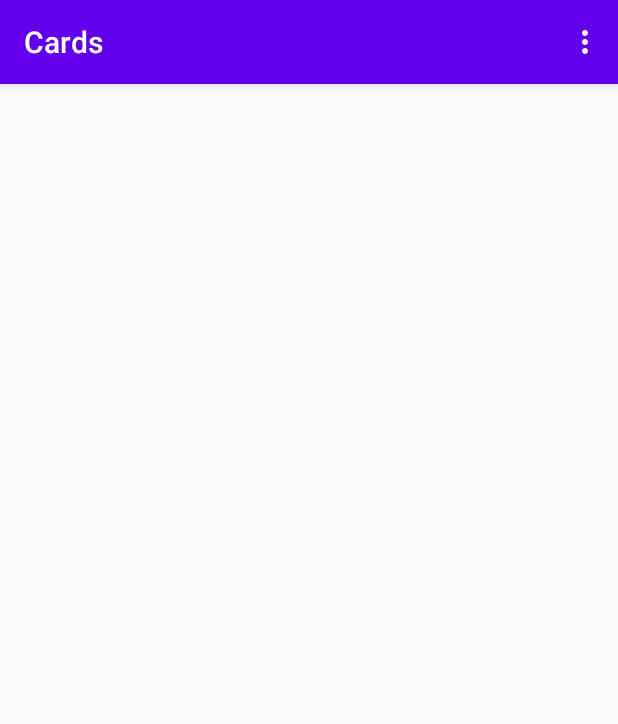
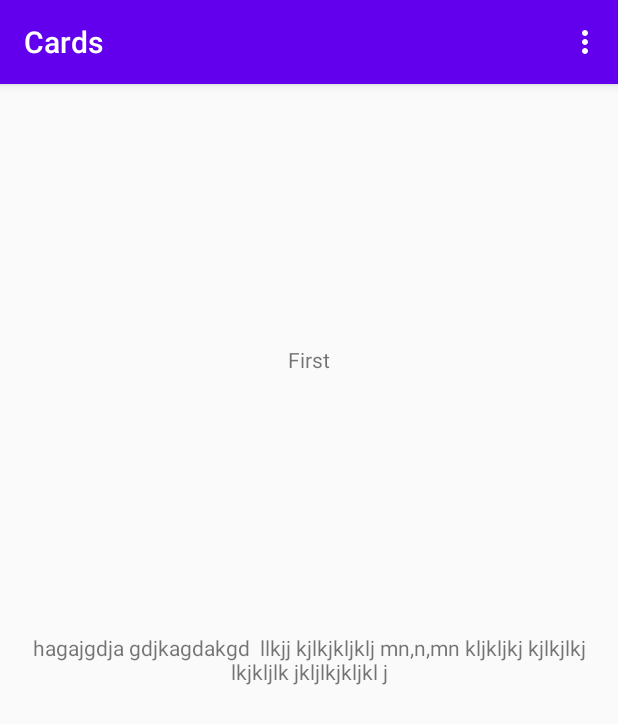
Before and after one commit to mkizhevsk/MySpace, an Android app: the CardActivity screen opened directly, with no data from a screen before it, in the options menu, after a tap on "delete", on a phone screen of 412 x 824 dp. Shown: the top 724 px of the screen. Run offline under Robolectric (Android 15) with nearby library versions, the light colour scheme and no system bars; 6 statements that could not run were skipped.

Commit message:
retrofit restored and activity for card

```diff
--- a/app/src/main/AndroidManifest.xml
+++ b/app/src/main/AndroidManifest.xml
@@ -4,6 +4,7 @@
 
     <uses-permission android:name="android.permission.WRITE_EXTERNAL_STORAGE" />
     <uses-permission android:name="android.permission.READ_EXTERNAL_STORAGE" />
+    <uses-permission android:name="android.permission.INTERNET"/>
 
     <application
         android:allowBackup="true"
--- a/app/src/main/java/com/example/myspace/CardActivity.java
+++ b/app/src/main/java/com/example/myspace/CardActivity.java
@@ -9,8 +9,11 @@ import android.os.IBinder;
 import android.util.Log;
 import android.view.Menu;
 import android.view.MenuItem;
+import android.view.View;
 import android.widget.ArrayAdapter;
+import android.widget.LinearLayout;
 import android.widget.Spinner;
+import android.widget.TextView;
 
 import androidx.annotation.Nullable;
 import androidx.appcompat.app.AppCompatActivity;
@@ -21,11 +24,16 @@ import com.example.myspace.data.entity.Card;
 import com.example.myspace.data.entity.Contact;
 
 import java.time.LocalDate;
+import java.util.Collections;
 import java.util.List;
 
 public class CardActivity extends AppCompatActivity {
 
     BaseService baseService;
+
+    LinearLayout frontBackExampleLayout;
+    TextView firstTextView;
+    TextView secondTextView;
 
     private static final String TAG = "MainActivity";
 
@@ -34,6 +42,10 @@ public class CardActivity extends AppCompatActivity {
         super.onCreate(savedInstanceState);
         setContentView(R.layout.activity_card);
         this.setTitle("Cards");
+
+        frontBackExampleLayout = (LinearLayout) findViewById(R.id.frontBackExampleLayout);
+        firstTextView = (TextView)findViewById(R.id.frontBackTextView);
+        secondTextView = (TextView)findViewById(R.id.exampleTextView);
 
         Intent intent = new Intent(this, BaseService.class);
         bindService(intent, serviceConnection, Context.BIND_AUTO_CREATE);
@@ -45,6 +57,20 @@ public class CardActivity extends AppCompatActivity {
             BaseService.LocalBinder binder = (BaseService.LocalBinder) service;
             baseService = binder.getService();
 
+            List<Card> cardList = baseService.getCards();
+            Collections.shuffle(cardList);
+            for(Card tempCard : cardList) {
+                Log.d(TAG, tempCard.print());
+            }
+
+            frontBackExampleLayout.setOnClickListener(new View.OnClickListener() {
+                @Override
+                public void onClick(View v) {
+                    Log.d(TAG, "pressed");
+                    secondTextView.setText("hagajgdja gdjkagdakgd  llkjj kjlkjkljklj mn,n,mn kljkljkj kjlkjlkj lkjkljlk jkljlkjkljkl j");
+                }
+            });
+
             Log.d(TAG, "CardActivity  onServiceConnected");
         }
 
@@ -53,6 +79,14 @@ public class CardActivity extends AppCompatActivity {
             Log.d(TAG, "CardActivity  onServiceDisconnected");
         }
     };
+
+    public void doFrontBack(View view) {
+
+    }
+
+    public void doExample(View view) {
+
+    }
 
     // top right menu
     public  boolean onCreateOptionsMenu(Menu menu) {
@@ -87,16 +121,16 @@ public class CardActivity extends AppCompatActivity {
 
                 break;
             case 3:
-//                baseService.deleteCard(1);
-                InOut.getInstance().getCards();
+                baseService.deleteCard(1);
+//                List<Card> cards = InOut.getInstance().getCards();
+//                for(Card tempCard : cards) {
+//                    baseService.insertCard(tempCard);
+//                }
 
                 break;
             case 4:
                 List<Card> cardList = baseService.getCards();
                 Log.d(TAG, "cards: " + cardList.size());
-                for(Card tempCard : cardList) {
-                    Log.d(TAG, tempCard.print());
-                }
 
                 break;
         }
--- a/app/src/main/java/com/example/myspace/data/InOut.java
+++ b/app/src/main/java/com/example/myspace/data/InOut.java
@@ -77,7 +77,8 @@ public class InOut {
 
             String st = (result[4].replace(" ", ""));
 
-            cards.add(new Card(LocalDate.now(), result[1], result[2], result[3], Integer.parseInt(st.replace("\t", ""))));
+//            cards.add(new Card(LocalDate.now(), result[1], result[2], result[3], Integer.parseInt(st.replace("\t", ""))));
+            cards.add(new Card(LocalDate.now(), result[1], result[2], result[3], 0));
         }
         for(Card tempCard : cards) {
             Log.d(TAG, tempCard.print());
--- a/app/src/main/java/com/example/myspace/data/RetrofitService.java
+++ b/app/src/main/java/com/example/myspace/data/RetrofitService.java
@@ -3,10 +3,10 @@ package com.example.myspace.data;
 import okhttp3.ResponseBody;
 import retrofit2.Call;
 import retrofit2.http.GET;
-import retrofit2.http.Path;
+import retrofit2.http.Query;
 
 public interface RetrofitService {
 
-    @GET("weather?APPID=6e71959cff1c0c71a6049226d45c69a1&units=metric&q={city}")
-    Call<ResponseBody> loadCityWeather(@Path("city") String city);
+    @GET("/data/2.5/weather")
+    Call<ResponseBody> loadCityWeather(@Query("APPID") String appId, @Query("units") String units, @Query("q") String city);
 }
--- a/app/src/main/res/layout/activity_card.xml
+++ b/app/src/main/res/layout/activity_card.xml
@@ -1,6 +1,51 @@
 <?xml version="1.0" encoding="utf-8"?>
-<LinearLayout xmlns:android="http://schemas.android.com/apk/res/android"
+<androidx.constraintlayout.widget.ConstraintLayout xmlns:android="http://schemas.android.com/apk/res/android"
+    xmlns:app="http://schemas.android.com/apk/res-auto"
+    xmlns:tools="http://schemas.android.com/tools"
     android:layout_width="match_parent"
-    android:layout_height="match_parent">
+    android:layout_height="match_parent"
+    tools:context=".CardActivity">
 
-</LinearLayout>
+    <LinearLayout
+        android:id="@+id/frontBackExampleLayout"
+        android:layout_width="match_parent"
+        android:layout_height="wrap_content"
+        android:orientation="vertical"
+        android:layout_marginStart="16dp"
+        android:layout_marginEnd="16dp"
+        app:layout_constraintTop_toTopOf="parent"
+        app:layout_constraintBottom_toTopOf="@id/okSkip"
+        app:layout_constraintLeft_toLeftOf="parent"
+        app:layout_constraintRight_toLeftOf="parent">
+
+        <TextView
+            android:id="@+id/frontBackTextView"
+            android:text="First"
+            android:layout_width="match_parent"
+            android:layout_height="200dp"
+            android:gravity="center"></TextView>
+
+        <TextView
+            android:id="@+id/exampleTextView"
+            android:text="Second"
+            android:layout_width="match_parent"
+            android:layout_height="200dp"
+            android:gravity="center"></TextView>
+
+    </LinearLayout>
+
+    <androidx.constraintlayout.widget.ConstraintLayout
+        android:id="@+id/okSkip"
+        android:layout_width="match_parent"
+        android:layout_height="100dp"
+        android:layout_marginTop="16dp"
+        app:layout_constraintTop_toBottomOf="@id/frontBackExampleLayout"
+        app:layout_constraintBottom_toBottomOf="parent"
+        app:layout_constraintLeft_toLeftOf="parent"
+        app:layout_constraintRight_toLeftOf="parent">
+
+
+
+    </androidx.constraintlayout.widget.ConstraintLayout>
+
+</androidx.constraintlayout.widget.ConstraintLayout>
--- a/app/src/main/res/layout/activity_contact.xml
+++ b/app/src/main/res/layout/activity_contact.xml
@@ -37,7 +37,7 @@
             android:layout_height="wrap_content"
             android:layout_marginTop="8dp"
             android:layout_marginBottom="8dp"
-            android:layout_marginRight="32dp"
+            android:layout_marginEnd="32dp"
             android:onClick="addContact"
             android:text="add"
             android:textSize="12sp"
```
Also changed, not shown: app/src/main/java/com/example/myspace/MainActivity.java (+24 -3 lines), app/src/main/java/com/example/myspace/data/entity/Card.java (+11 -1 lines).
